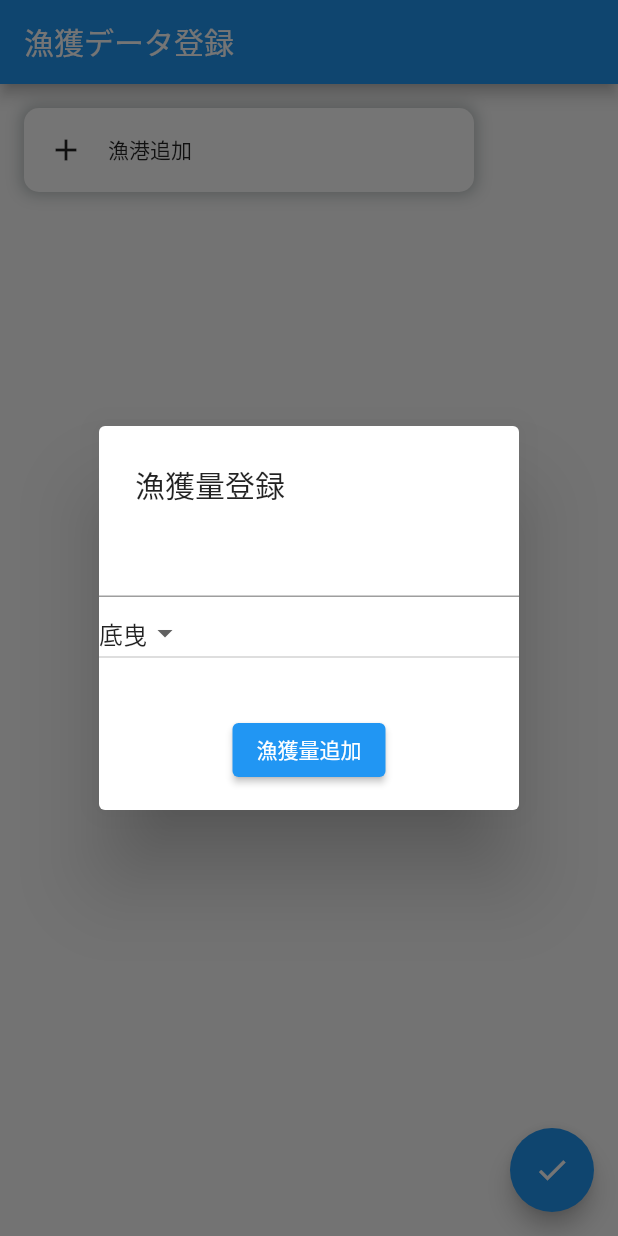
After one commit to MM-Fish/dart_practice, a Flutter app: the HomePage screen opened directly, after a tap on "漁港追加", on a phone screen of 412 x 824 dp. The commit adds this screen. Run offline on Flutter 3.47's test engine with Material 2 defaults, Android fonts, the phone set to English and light mode, and no system bars; our stand-ins replace cloud_firestore, firebase_auth, firebase_core; accounts and stored records are empty.

Commit message:
add dialog_fishing_port_method

```diff
--- /dev/null
+++ b/lib/ui/dialog_fishing_port_method_form.dart
@@ -0,0 +1,124 @@
+import 'package:cloud_firestore/cloud_firestore.dart';
+import 'package:flutter/material.dart';
+
+class DialogFishingPortMethodForm extends StatefulWidget {
+  @override
+  _DialogFishingPortMethodFormState createState() =>
+      _DialogFishingPortMethodFormState();
+}
+
+class _DialogFishingPortMethodFormState
+    extends State<DialogFishingPortMethodForm> {
+  String _fishingPort = '';
+  String _fishingMethod = '底曳';
+  final List<String> fishingPortTargets = ['鳥取港', '網代港', '浜坂・諸寄港'];
+  List<String> _fishingMethods = ["底曳", "沿岸", "定置"];
+
+  Widget _fishingPortTextField() {
+    return Autocomplete<String>(
+      optionsBuilder: (TextEditingValue textEditingValue) {
+        if (textEditingValue.text == '') {
+          return const Iterable<String>.empty();
+        }
+        return fishingPortTargets.where((String option) {
+          return option.contains(textEditingValue.text.toLowerCase());
+        });
+      },
+      onSelected: (String selection) {
+        setState(() {
+          _fishingPort = selection;
+        });
+        print('You just selected $selection');
+      },
+    );
+  }
+
+  Widget _fishingMethodButton() {
+    return DropdownButton(
+      value: _fishingMethod,
+      onChanged: (String? value) {
+        setState(() {
+          _fishingMethod = value!;
+        });
+      },
+      items: _fishingMethods.map<DropdownMenuItem<String>>((String value) {
+        return DropdownMenuItem<String>(value: value, child: Text(value));
+      }).toList(),
+    );
+  }
+
+  Widget _dataUpdateBottun() {
+    return Center(
+      child: ElevatedButton(
+        onPressed: () async {
+          final date = DateTime.now().toLocal().toIso8601String(); // 現在の日時
+          // 漁獲量追加
+          await FirebaseFirestore.instance
+              .collection('posts') // コレクションID指定
+              .doc() // ドキュメントID自動生成
+              .set({
+            'date': date,
+            'fishingPort': _fishingPort,
+            'fishingMethod': _fishingMethod,
+          });
+          Navigator.of(context).pop();
+        },
+        child: Text("漁獲量追加"),
+      ),
+    );
+  }
+
+  @override
+  Widget build(BuildContext context) {
+    return SimpleDialog(
+      title: const Text('漁獲量登録'),
+      children: <Widget>[
+        _fishingPortTextField(),
+        _fishingMethodButton(),
+        SizedBox(
+          height: 30.0,
+        ),
+        _dataUpdateBottun(),
+      ],
+    );
+  }
+}
+
+//   return Dialog(
+//     child: Column(
+//       mainAxisSize: MainAxisSize.min,
+//       children: <Widget>[
+//         Padding(
+//           padding: const EdgeInsets.all(8.0),
+//           child: TextField(
+//             decoration: InputDecoration(hintText: "漁港名"),
+//             controller: _cardTextController,
+//           ),
+//         ),
+//         SizedBox(
+//           height: 30.0,
+//         ),
+//         Center(
+//           child: ElevatedButton(
+//             onPressed: () async {
+//               final date =
+//                   DateTime.now().toLocal().toIso8601String(); // 現在の日時
+//               final email = 'program@gmail.com'; // AddPostPage のデータを参照
+//               // 投稿メッセージ用ドキュメント作成
+//               await FirebaseFirestore.instance
+//                   .collection('posts') // コレクションID指定
+//                   .doc() // ドキュメントID自動生成
+//                   .set({
+//                 'text': _cardTextController.text.trim(),
+//                 'email': email,
+//                 'date': date
+//               });
+//               Navigator.of(context).pop();
+//             },
+//             child: Text("漁港追加"),
+//           ),
+//         )
+//       ],
+//     ),
+//   );
+// },
```
Also changed, not shown: lib/ui/data_form.dart (+9 -204 lines), lib/ui/dialog_catch_form.dart (added, +127 -0 lines).
